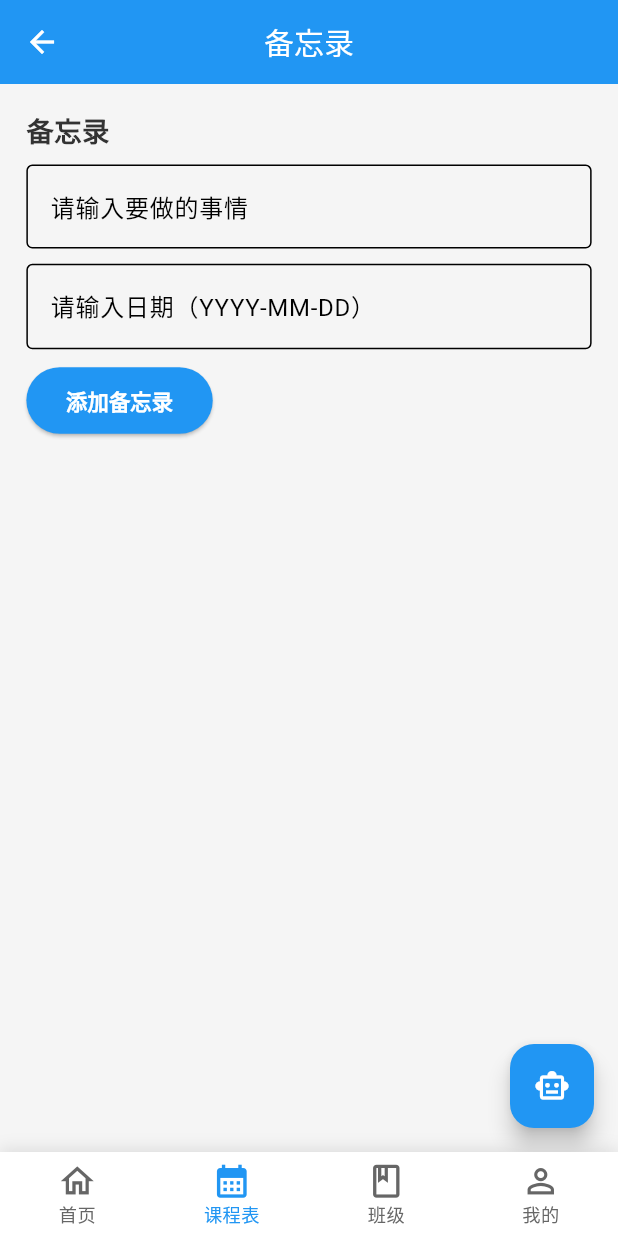
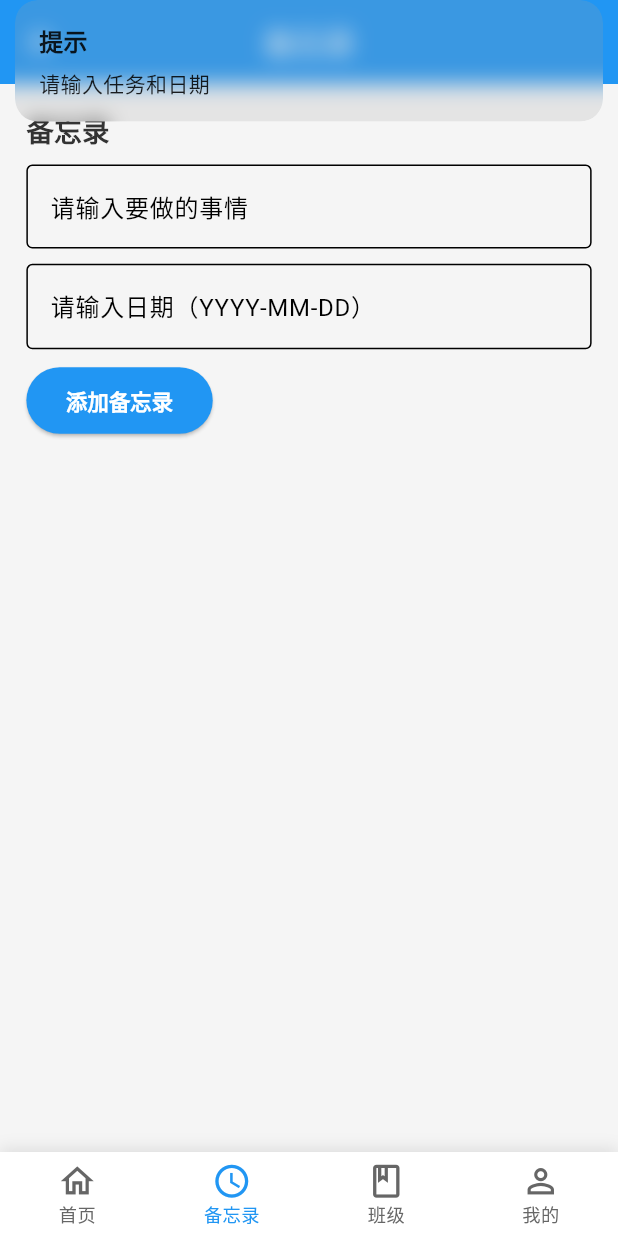
Before and after one commit to yydcc/cccc1, a Flutter app: the MainPage screen opened by its route, item 2 of the bottom bar chosen, after a tap on "添加备忘录", on a phone screen of 412 x 824 dp. Run offline on Flutter 3.47's test engine with Material 3 defaults, Android fonts, the phone set to English and light mode, and no system bars; drawn by our look-alikes of oktoast; our stand-ins replace cached_network_image, dio, easy_refresh, file_picker, flutter_easyloading, flutter_screenutil and 4 more; missing offline and left inert: dart:ffi; accounts and stored records are empty; network calls fail.

Commit message:
重构课程表模块，移除MemoController并引入ScheduleController，新增课程表路由，更新主页面导航

```diff
--- a/lib/module/classinfo/classinfo_controller.dart
+++ b/lib/module/classinfo/classinfo_controller.dart
@@ -10,32 +10,12 @@ import 'dart:async';
 import '../../routes/app_pages.dart';
 import 'package:cccc1/common/api/api.dart';
 import 'package:cccc1/model/classinfo_model.dart';
-
 class ClassinfoController extends GetxController {
   var joinClassCode = ''.obs;
   var isJoining = false.obs; // 标记是否正在加入班级
   final List<TextEditingController> controllers = List.generate(
       6, (_) => TextEditingController());
   final List<FocusNode> focusNodes = List.generate(6, (_) => FocusNode());
-
-  var classList = <ClassInfo>[].obs;
-
-  @override
-  void onInit() {
-    super.onInit();
-    fetchClassList();
-  }
-
-  Future<void> fetchClassList() async {
-    // 模拟从API获取班级列表
-    await Future.delayed(Duration(seconds: 2));
-    // 这里可以根据实际情况从API获取数据并更新 classList
-    classList.value = []; // 更新为实际获取的班级数据
-  }
-
-  void handleClassTap(ClassInfo classInfo) {
-    // 处理班级点击事件
-  }
 
   Future<void> showJoinClassDialog() async {
     // 清空输入框
@@ -102,7 +82,9 @@ class ClassinfoController extends GetxController {
                           Get.back();
                         },
                         style: ElevatedButton.styleFrom(
-                          backgroundColor: Theme.of(Get.context!).primaryColor,
+                          backgroundColor: Theme
+                              .of(Get.context!)
+                              .primaryColor,
                           padding: EdgeInsets.symmetric(
                               horizontal: 30.w, vertical: 10.h),
                         ),
@@ -113,7 +95,9 @@ class ClassinfoController extends GetxController {
                         onPressed: isJoining.value ? null : joinClass,
                         // 请求进行中时禁用按钮
                         style: ElevatedButton.styleFrom(
-                          backgroundColor: Theme.of(Get.context!).primaryColor,
+                          backgroundColor: Theme
+                              .of(Get.context!)
+                              .primaryColor,
                           padding: EdgeInsets.symmetric(
                               horizontal: 30.w, vertical: 10.h),
                         ),
@@ -132,6 +116,7 @@ class ClassinfoController extends GetxController {
               ),
             ),
           )),
+      barrierDismissible: false,
     );
   }
 
--- a/lib/module/main/main_binding.dart
+++ b/lib/module/main/main_binding.dart
@@ -2,7 +2,7 @@ import 'package:cccc1/module/classinfo/classinfo_controller.dart';
 import 'package:get/get.dart';
 import 'main_controller.dart';
 import '../home/home_controller.dart';
-import '../schedule/memo_controller.dart';
+import '../schedule/schedule_controller.dart';
 import '../message/message_controller.dart';
 import '../profile/profile_controller.dart';
 import '../teacher_classinfo/teacher_classinfo_controller.dart';
@@ -12,7 +12,7 @@ class MainBinding implements Bindings {
   void dependencies() {
     Get.lazyPut<MainController>(() => MainController());
     Get.lazyPut<HomeController>(() => HomeController());
-    Get.lazyPut<MemoController>(() => MemoController());
+    Get.lazyPut<ScheduleController>(() => ScheduleController());
     Get.lazyPut<ClassinfoController>(() => ClassinfoController());
     Get.lazyPut<TeacherClassInfoController>(() => TeacherClassInfoController());
     Get.lazyPut<ProfileController>(() => ProfileController());
--- a/lib/module/main/main_view.dart
+++ b/lib/module/main/main_view.dart
@@ -19,7 +19,7 @@ class MainPage extends GetView<MainController> {
         index: controller.currentPage.value,
         children: [
           HomePage(),
-          SchedulePage(),
+          ScheduleView(),
           ClassinfoView(),
           ProfilePage(),
         ],
@@ -28,7 +28,7 @@ class MainPage extends GetView<MainController> {
     );
   }
 
-  Widget _buildBottomNavigationBar(BuildContext context) {
+  Widget _buildBottomNavigationBar(BuildContext  context) {
     return Container(
       decoration: BoxDecoration(
         color: Colors.white,
@@ -71,16 +71,16 @@ class MainPage extends GetView<MainController> {
       BuildContext context,
       int index,
       ) {
-    final List<String> labels = ['首页', '课程表', '班级', '我的'];
+    final List<String> labels = ['首页', '备忘录', '班级', '我的'];
     final List<IconData> unselectedIcons = [
       Icons.home_outlined,
-      Icons.calendar_month_outlined,
+      Icons.schedule_outlined,
       Icons.class_outlined,
       Icons.person_outline,
     ];
     final List<IconData> selectedIcons = [
       Icons.home,
-      Icons.calendar_month,
+      Icons.schedule,
       Icons.class_,
       Icons.person,
     ];
--- a/lib/module/schedule/memo_controller.dart
+++ /dev/null
@@ -1,32 +0,0 @@
-import 'package:get/get.dart';
-import 'package:flutter/material.dart';
-
-class Memo {
-  final String task;
-  final String date;
-
-  Memo({required this.task, required this.date});
-}
-
-class MemoController extends GetxController {
-  final taskController = TextEditingController();
-  final dateController = TextEditingController();
-  final memos = <Memo>[].obs;
-
-  void addMemo() {
-    final task = taskController.text;
-    final date = dateController.text;
-
-    if (task.isNotEmpty && date.isNotEmpty) {
-      memos.add(Memo(task: task, date: date));
-      taskController.clear();
-      dateController.clear();
-      scheduleReminder(task, date);
-    }
-  }
-
-  void scheduleReminder(String task, String date) {
-    // Implement the logic to schedule reminders
-    // This could be using a timer, local notifications, or any other method
-  }
-}
--- /dev/null
+++ b/lib/module/schedule/schedule_controller.dart
@@ -0,0 +1,35 @@
+import 'package:get/get.dart';
+import 'package:flutter/material.dart';
+
+class ScheduleController extends GetxController {
+  final TextEditingController taskController = TextEditingController();
+  final TextEditingController dateController = TextEditingController();
+  final RxList<Schedule> schedules = <Schedule>[].obs;
+
+  @override
+  void onClose() {
+    taskController.dispose();
+    dateController.dispose();
+    super.onClose();
+  }
+
+  void addMemo() {
+    if (taskController.text.isNotEmpty && dateController.text.isNotEmpty) {
+      schedules.add(Schedule(
+        task: taskController.text,
+        date: dateController.text,
+      ));
+      taskController.clear();
+      dateController.clear();
+    } else {
+      Get.snackbar('提示', '请输入任务和日期');
+    }
+  }
+}
+
+class Schedule {
+  final String task;
+  final String date;
+
+  Schedule({required this.task, required this.date});
+}
--- a/lib/module/schedule/schedule_view.dart
+++ b/lib/module/schedule/schedule_view.dart
@@ -4,11 +4,11 @@ import 'package:flutter_screenutil/flutter_screenutil.dart';
 import 'package:intl/intl.dart';
 import '../../common/theme/color.dart';
 import '../../routes/app_pages.dart';
-import 'memo_controller.dart';
+import 'schedule_controller.dart';
 import '../../flutter_illuminate/ui.dart'; // Importing the BottomSheetDatePicker
 
-class SchedulePage extends GetView<MemoController> {
-  const SchedulePage({Key? key}) : super(key: key);
+class ScheduleView extends GetView<ScheduleController> {
+  const ScheduleView({Key? key}) : super(key: key);
 
   @override
   Widget build(BuildContext context) {
@@ -18,24 +18,7 @@ class SchedulePage extends GetView<MemoController> {
         title: const Text('备忘录'),
         centerTitle: true,
       ),
-      body: MemoSection(),
-      floatingActionButton: FloatingActionButton(
-        heroTag: "ai-chat",
-        onPressed: () => Get.toNamed(AppRoutes.AI_CHAT),
-        backgroundColor: Theme.of(context).primaryColor,
-        child: const Icon(Icons.smart_toy_outlined, color: Colors.white),
-        tooltip: 'AI助手',
-      ),
-    );
-  }
-}
-
-class MemoSection extends GetView<MemoController> {
-  const MemoSection({Key? key}) : super(key: key);
-
-  @override
-  Widget build(BuildContext context) {
-    return Container(
+      body: Container(
         padding: EdgeInsets.all(16.w),
         child: Column(
           crossAxisAlignment: CrossAxisAlignment.start,
@@ -59,7 +42,7 @@ class MemoSection extends GetView<MemoController> {
             SizedBox(height: 10.h),
             GestureDetector(
               onTap: () async {
-              DateTime? pickedDate = await showBottomSheetDatePicker(
+                DateTime? pickedDate = await showDatePicker(
                   context: context,
                   initialDate: DateTime.now(),
                   firstDate: DateTime(2000),
@@ -96,18 +79,20 @@ class MemoSection extends GetView<MemoController> {
               ),
             ),
             SizedBox(height: 10.h),
-          Obx(() => ListView.builder(
-            shrinkWrap: true,
-            itemCount: controller.memos.length,
+            Expanded(
+              child: Obx(() => ListView.builder(
+                itemCount: controller.schedules.length,
                 itemBuilder: (context, index) {
-              final memo = controller.memos[index];
+                  final schedule = controller.schedules[index];
                   return ListTile(
-                title: Text(memo.task),
-                subtitle: Text(memo.date),
+                    title: Text(schedule.task),
+                    subtitle: Text(schedule.date),
                   );
                 },
               )),
+            ),
           ],
+        ),
       ),
     );
   }
--- a/lib/routes/app_pages.dart
+++ b/lib/routes/app_pages.dart
@@ -40,8 +40,8 @@ import '../module/quiz_detail/quiz_detail_binding.dart';
 import '../module/quiz_detail/quiz_detail_view.dart';
 import '../module/teacher_quiz_detail/teacher_quiz_detail_binding.dart';
 import '../module/teacher_quiz_detail/teacher_quiz_detail_view.dart';
-import '../pages/student_home_page.dart';
-import '../pages/teacher_home_page.dart';
+import '../module/schedule/schedule_binding.dart';
+import '../module/schedule/schedule_view.dart';
 
 part 'app_routes.dart';
 
@@ -56,8 +56,6 @@ class AppPages {
       transition: Transition.fadeIn,
       transitionDuration: const Duration(milliseconds: 200),
     ),
-    GetPage(name: AppRoutes.STUDENT_HOME, page: () => StudentHomePage()),
-    GetPage(name: AppRoutes.TEACHER_HOME, page: () => TeacherHomePage()),
     GetPage(
       name: AppRoutes.SIGN_UP,
       page: () => const SignUpPage(),
@@ -161,5 +159,10 @@ class AppPages {
       page: () => TeacherQuizDetailView(),
       binding: TeacherQuizDetailBinding(),
     ),
+    GetPage(
+      name: AppRoutes.SCHEDULE,
+      page: () => ScheduleView(),
+      binding: ScheduleBinding(),
+    ),
   ];
 }
--- a/lib/routes/app_routes.dart
+++ b/lib/routes/app_routes.dart
@@ -28,4 +28,5 @@ abstract class AppRoutes {
   static const QUIZ_DETAIL = '/quiz_detail';
   static const TEACHER_QUIZ_MANAGEMENT = "/teacher/quiz/management";
   static const TEACHER_QUIZ_DETAIL = '/teacher/quiz/detail';
+  static const SCHEDULE = '/schedule';
 }
```
Also changed, not shown: lib/module/classinfo/classinfo_view.dart (+64 -6 lines), lib/module/schedule/schedule_binding.dart (+5 -3 lines), pubspec.lock. Lines whose indentation alone changed are shown as unchanged.
